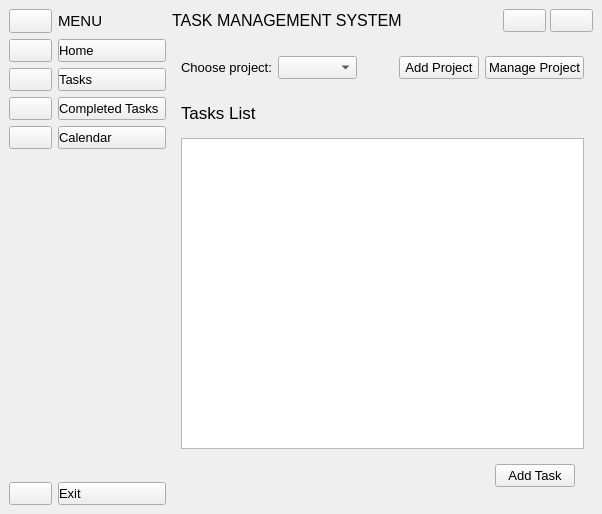
Before: the Qt Designer form ui/main_window.ui in VicMbugua/TaskManagementSystem, drawn with Qt 5.
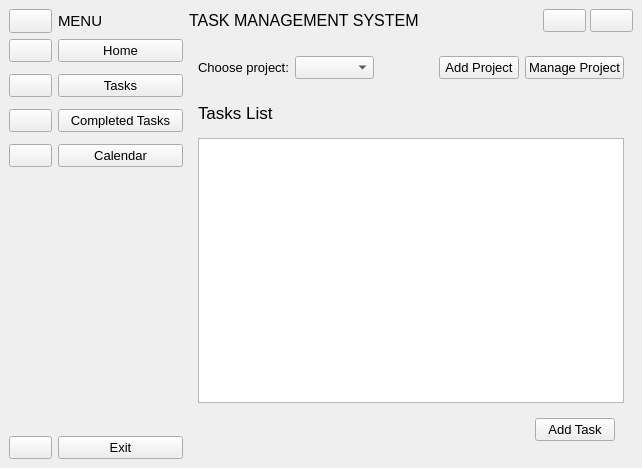
After: the same form once the commit is applied. The open tabs and pages were chosen to show the change. Icons and pictures are not drawn.

Diff of the .ui file:
```diff
--- a/ui/main_window.ui
+++ b/ui/main_window.ui
@@ -6,8 +6,8 @@
    <rect>
     <x>0</x>
     <y>0</y>
-    <width>602</width>
-    <height>514</height>
+    <width>642</width>
+    <height>468</height>
    </rect>
   </property>
   <property name="font">
@@ -131,6 +131,9 @@
           <item>
            <widget class="QWidget" name="icons_only_widget" native="true">
             <layout class="QVBoxLayout" name="verticalLayout_2">
+             <property name="spacing">
+              <number>12</number>
+             </property>
              <property name="leftMargin">
               <number>0</number>
              </property>
@@ -282,7 +285,16 @@
           </item>
           <item>
            <widget class="QWidget" name="full_name_widget" native="true">
+            <property name="minimumSize">
+             <size>
+              <width>125</width>
+              <height>0</height>
+             </size>
+            </property>
             <layout class="QVBoxLayout" name="verticalLayout">
+             <property name="spacing">
+              <number>12</number>
+             </property>
              <property name="leftMargin">
               <number>0</number>
              </property>
@@ -297,9 +309,6 @@
              </property>
              <item>
               <widget class="QPushButton" name="home_btn_2">
-               <property name="styleSheet">
-                <string notr="true">text-align: left;</string>
-               </property>
                <property name="text">
                 <string>Home</string>
                </property>
@@ -323,9 +332,6 @@
              </item>
              <item>
               <widget class="QPushButton" name="tasks_btn_2">
-               <property name="styleSheet">
-                <string notr="true">text-align: left;</string>
-               </property>
                <property name="text">
                 <string>Tasks</string>
                </property>
@@ -352,9 +358,6 @@
                <property name="layoutDirection">
                 <enum>Qt::LeftToRight</enum>
                </property>
-               <property name="styleSheet">
-                <string notr="true">text-align: left;</string>
-               </property>
                <property name="text">
                 <string>Completed Tasks</string>
                </property>
@@ -378,9 +381,6 @@
              </item>
              <item>
               <widget class="QPushButton" name="calendar_btn_2">
-               <property name="styleSheet">
-                <string notr="true">text-align: left;</string>
-               </property>
                <property name="text">
                 <string>Calendar</string>
                </property>
@@ -417,9 +417,6 @@
              </item>
              <item>
               <widget class="QPushButton" name="exit_btn_2">
-               <property name="styleSheet">
-                <string notr="true">text-align: left;</string>
-               </property>
                <property name="text">
                 <string>Exit</string>
                </property>
```
Left out of the diff: 10 changed lines with no effect on the pictures.
